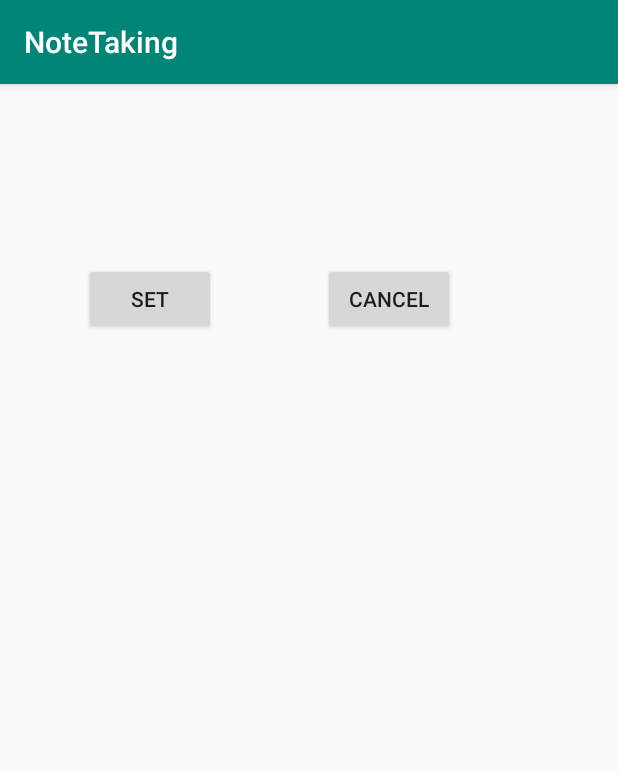
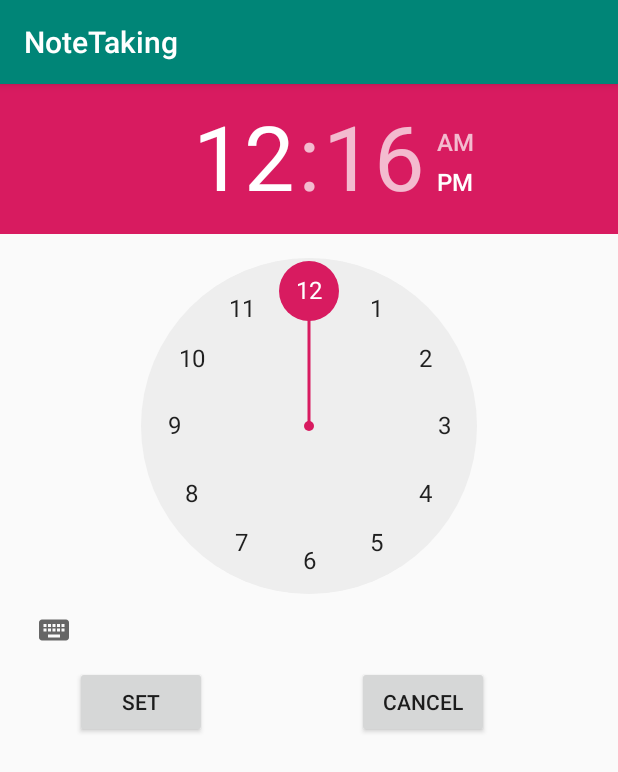
Before and after one commit to MomokoW/NoteTaking, an Android app: the screen it shows after launch (ClockActivity), on a phone screen of 412 x 824 dp. Shown: the top 772 px of the screen. Run offline under Robolectric (Android 15) with nearby library versions, the light colour scheme and no system bars; 3 statements that could not run were skipped.

Commit message:
the 2nd submit

```diff
--- a/app/src/main/java/com/example/notes/notetaking/Activity/ClockActivity.java
+++ b/app/src/main/java/com/example/notes/notetaking/Activity/ClockActivity.java
@@ -9,10 +9,8 @@ import android.os.Bundle;
 import android.view.View;
 import android.widget.Button;
 import android.widget.Toast;
-
 import com.example.notes.notetaking.R;
 import com.example.notes.notetaking.Manager.*;
-
 import java.util.Calendar;
 
 public class ClockActivity extends AppCompatActivity implements View.OnClickListener{
--- a/app/src/main/res/layout/activity_clock.xml
+++ b/app/src/main/res/layout/activity_clock.xml
@@ -1,28 +1,35 @@
 <?xml version="1.0" encoding="utf-8"?>
-<RelativeLayout xmlns:android="http://schemas.android.com/apk/res/android"
+<RelativeLayout  xmlns:android="http://schemas.android.com/apk/res/android"
     xmlns:app="http://schemas.android.com/apk/res-auto"
     xmlns:tools="http://schemas.android.com/tools"
     android:layout_width="match_parent"
     android:layout_height="match_parent"
     tools:context=".Activity.ClockActivity">
-
+    <TimePicker
+        android:id ="@+id/timepicker"
+        android:layout_width="wrap_content"
+        android:layout_height="wrap_content"
+        >
+    </TimePicker>
+    <TextView
+        android:layout_width="match_parent"
+        android:layout_height="match_parent"
+        android:id="@+id/timetextview"
+        />
     <Button
         android:id="@+id/btn_set"
         android:layout_width="wrap_content"
         android:layout_height="wrap_content"
-        android:layout_alignParentStart="true"
-        android:layout_alignParentTop="true"
-        android:layout_marginStart="56dp"
-        android:layout_marginTop="119dp"
+        android:layout_below="@+id/timepicker"
+        android:layout_marginLeft="50dp"
         android:text="set" />
 
     <Button
         android:id="@+id/btn_cancel"
         android:layout_width="wrap_content"
         android:layout_height="wrap_content"
-        android:layout_alignParentStart="true"
-        android:layout_alignParentTop="true"
-        android:layout_marginStart="215dp"
-        android:layout_marginTop="119dp"
+        android:layout_below="@+id/timepicker"
+        android:layout_toRightOf="@id/btn_set"
+        android:layout_marginLeft="100dp"
         android:text="Cancel" />
 </RelativeLayout>
```
